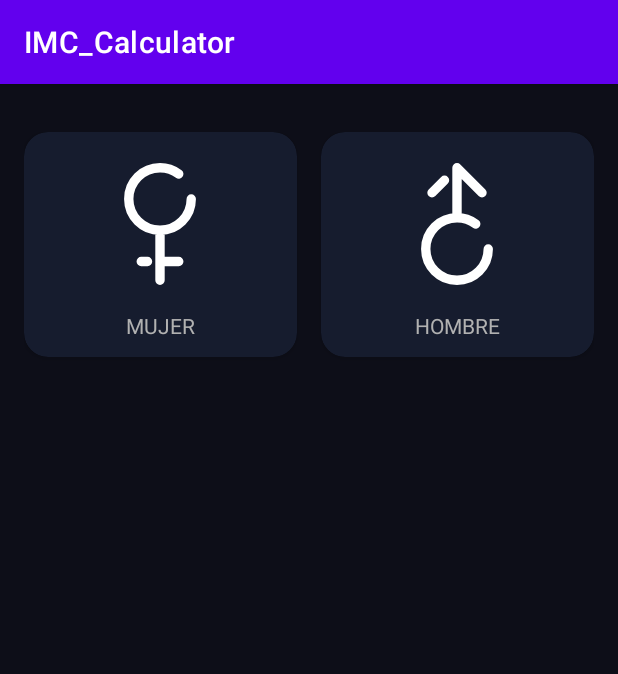
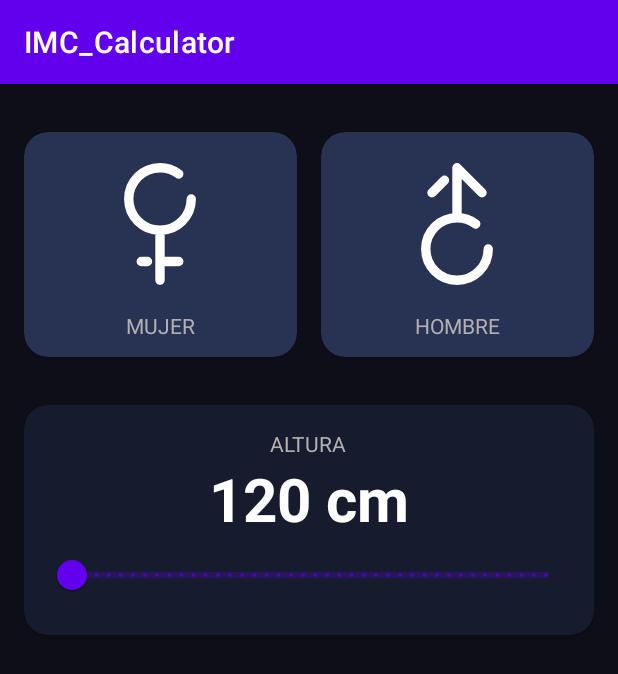
Before and after one commit to beeea/IMC_Calculator, an Android app: the IMCActivity screen opened directly, with no data from a screen before it, on a phone screen of 412 x 824 dp. Shown: the top 674 px of the screen. Run offline under Robolectric (Android 15) with nearby library versions, the phone set to English and light mode, and no system bars.

```diff
--- a/app/src/main/java/com/beabarber/imc_calculator/IMCActivity.kt
+++ b/app/src/main/java/com/beabarber/imc_calculator/IMCActivity.kt
@@ -2,11 +2,71 @@ package com.beabarber.imc_calculator
 
 import androidx.appcompat.app.AppCompatActivity
 import android.os.Bundle
+import android.widget.TextView
+import androidx.cardview.widget.CardView
+import androidx.core.content.ContextCompat
+import com.google.android.material.slider.RangeSlider
+import java.text.DecimalFormat
 
 class IMCActivity : AppCompatActivity() {
+
+    private lateinit var viewFemale:CardView
+    private lateinit var viewMale:CardView
+    private lateinit var textviewHeight:TextView
+    private lateinit var slider:RangeSlider
+
+    private var isFemaleSelected:Boolean = true
+    private var isMaleSelected:Boolean = true
 
     override fun onCreate(savedInstanceState: Bundle?) {
         super.onCreate(savedInstanceState)
         setContentView(R.layout.activity_imc)
+        initComponents()
+        initListeners()
+        initUI()
+    }
+
+    private fun initComponents() {
+        viewFemale = findViewById(R.id.viewFemale)
+        viewMale = findViewById(R.id.viewMale)
+        textviewHeight = findViewById(R.id.textviewHeight)
+        slider = findViewById(R.id.slider)
+    }
+
+    private fun initListeners() {
+        viewFemale.setOnClickListener {
+            changeGender()
+            setGenderColor() }
+        viewMale.setOnClickListener {
+            changeGender()
+            setGenderColor() }
+        slider.addOnChangeListener { _, value, _ ->
+            val df = DecimalFormat("#.##")
+            val result = df.format(value)
+            textviewHeight.text = "$result cm"
+        }
+    }
+
+    private fun changeGender(){
+        isFemaleSelected = !isMaleSelected
+        isMaleSelected = !isFemaleSelected
+    }
+
+    private fun setGenderColor() {
+        viewFemale.setCardBackgroundColor(getBackgroundColor(isFemaleSelected))
+        viewMale.setCardBackgroundColor(getBackgroundColor(isMaleSelected))
+    }
+
+    private fun getBackgroundColor(isSelectedComponent:Boolean):Int{
+        val colorReference = if(isSelectedComponent){
+            R.color.background_cardview_selected
+        }else{
+            R.color.cardviews
+        }
+        return ContextCompat.getColor(this, colorReference)
+    }
+
+    private fun initUI() {
+        setGenderColor()
     }
 }
--- a/app/src/main/java/com/beabarber/imc_calculator/MainActivity.kt
+++ b/app/src/main/java/com/beabarber/imc_calculator/MainActivity.kt
@@ -11,8 +11,6 @@ class MainActivity : AppCompatActivity() {
         setContentView(R.layout.activity_main)
         val btn = findViewById<Button>(R.id.btn)
         btn.setOnClickListener { navigateToIMC() }
-        val btnIMC = findViewById<Button>(R.id.btnIMC)
-        btn.setOnClickListener { navigateToIMC() }
     }
 
     private fun navigateToIMC(){
--- a/app/src/main/res/layout/activity_imc.xml
+++ b/app/src/main/res/layout/activity_imc.xml
@@ -27,6 +27,7 @@
             android:gravity="center">
 
             <ImageView
+                android:contentDescription="@string/mujer"
                 android:layout_width="100dp"
                 android:layout_height="100dp"
                 android:src="@drawable/female"
@@ -36,7 +37,7 @@
                 android:layout_width="wrap_content"
                 android:layout_height="wrap_content"
                 android:layout_marginTop="8dp"
-                android:text="Mujer"
+                android:text="@string/mujer"
                 android:textAllCaps="true"
                 android:textColor="@color/title_text" />
         </androidx.appcompat.widget.LinearLayoutCompat>
@@ -47,7 +48,6 @@
         android:id="@+id/viewMale"
         android:layout_width="0dp"
         android:layout_height="150dp"
-
         app:cardBackgroundColor="@color/cardviews"
         app:cardCornerRadius="16dp"
         app:layout_constraintEnd_toEndOf="parent"
@@ -61,6 +61,7 @@
             android:gravity="center">
 
             <ImageView
+                android:contentDescription="@string/hombre"
                 android:layout_width="100dp"
                 android:layout_height="100dp"
                 android:src="@drawable/male"
@@ -70,11 +71,57 @@
                 android:layout_width="wrap_content"
                 android:layout_height="wrap_content"
                 android:layout_marginTop="8dp"
-                android:text="Hombre"
+                android:text="@string/hombre"
                 android:textAllCaps="true"
                 android:textColor="@color/title_text" />
         </androidx.appcompat.widget.LinearLayoutCompat>
 
     </androidx.cardview.widget.CardView>
 
+    <androidx.cardview.widget.CardView
+        android:id="@+id/viewSlider"
+        android:layout_width="0dp"
+        android:layout_height="wrap_content"
+        android:layout_marginTop="32dp"
+        app:cardCornerRadius="16dp"
+        app:cardBackgroundColor="@color/cardviews"
+        app:layout_constraintStart_toStartOf="parent"
+        app:layout_constraintTop_toBottomOf="@id/viewFemale"
+        app:layout_constraintEnd_toEndOf="parent">
+
+        <LinearLayout
+            android:layout_width="match_parent"
+            android:layout_height="wrap_content"
+            android:gravity="center"
+            android:orientation="vertical"
+            android:layout_margin="16dp">
+
+            <TextView
+                android:layout_width="wrap_content"
+                android:layout_height="wrap_content"
+                android:text="@string/altura"
+                android:textAllCaps="true"
+                android:textColor="@color/title_text"/>
+
+            <TextView
+                android:id="@+id/textviewHeight"
+                android:text="@string/_120_cm"
+                android:textColor="@color/white"
+                android:textSize="40sp"
+                android:textStyle="bold"
+                android:layout_width="wrap_content"
+                android:layout_height="wrap_content"/>
+
+            <com.google.android.material.slider.RangeSlider
+                android:contentDescription="@string/selecciona_tu_altura"
+                android:id="@+id/slider"
+                android:layout_width="match_parent"
+                android:layout_height="wrap_content"
+                android:stepSize="1"
+                android:valueFrom="120"
+                android:valueTo="250" />
+        </LinearLayout>
+
+    </androidx.cardview.widget.CardView>
+
 </androidx.constraintlayout.widget.ConstraintLayout>
--- a/app/src/main/res/layout/activity_main.xml
+++ b/app/src/main/res/layout/activity_main.xml
@@ -7,6 +7,7 @@
     tools:context=".MainActivity">
 
     <LinearLayout
+        android:gravity="center"
         android:layout_width="match_parent"
         android:layout_height="match_parent"
         android:layout_margin="16dp"
@@ -15,14 +16,11 @@
         <Button
             android:id="@+id/btn"
             android:layout_width="match_parent"
-            android:layout_height="wrap_content"
-            android:text="@string/hola"/>
-
-        <Button
-            android:id="@+id/btnIMC"
-            android:layout_width="match_parent"
-            android:layout_height="wrap_content"
-            android:text="@string/imc"/>
+            android:layout_height="100dp"
+            android:text="@string/imc"
+            android:textStyle="bold"
+            android:textSize="15sp"
+            android:backgroundTint="@color/background_cardview_selected"/>
 
     </LinearLayout>
 </androidx.constraintlayout.widget.ConstraintLayout>
--- a/app/src/main/res/values/colors.xml
+++ b/app/src/main/res/values/colors.xml
@@ -10,6 +10,7 @@
 
     <color name="cardviews">#161C2E</color>
     <color name="background_color">#0D0E18</color>
+    <color name="background_cardview_selected">#283253</color>
     <color name="title_text">#B1B1B1</color>
 
 </resources>
--- a/app/src/main/res/values/strings.xml
+++ b/app/src/main/res/values/strings.xml
@@ -1,5 +1,9 @@
 <resources>
     <string name="app_name">IMC_Calculator</string>
-    <string name="imc">IMC</string>
-    <string name="hola">Hola</string>
+    <string name="imc">Calcular mi IMC</string>
+    <string name="mujer">Mujer</string>
+    <string name="altura">Altura</string>
+    <string name="_120_cm">120 cm</string>
+    <string name="hombre">Hombre</string>
+    <string name="selecciona_tu_altura">Selecciona tu altura</string>
 </resources>
```
